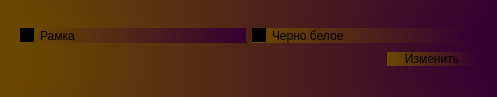
This is photo_open/Widget_Change_Photo.ui in RaZe31-cs/photo-viewing-app as Qt 5 draws it before an edit. The edited form follows.
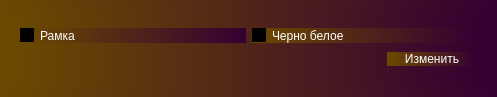
This is the edited form.

Commit message: update color text

Patch:
```diff
--- a/photo_open/Widget_Change_Photo.ui
+++ b/photo_open/Widget_Change_Photo.ui
@@ -21,7 +21,7 @@
   </property>
   <property name="styleSheet">
    <string notr="true">background-color: qlineargradient(spread:pad, x1:0, y1:0, x2:1, y2:0, stop:0 rgba(108, 73, 0, 255), stop:1 rgba(52, 0, 50, 255));
-color: rgb(0, 0, 0);
+color: rgb(255, 255, 255);
 border: 0px;
 border-radius: 13px;</string>
   </property>
```
The commit also changes 4 other files.
